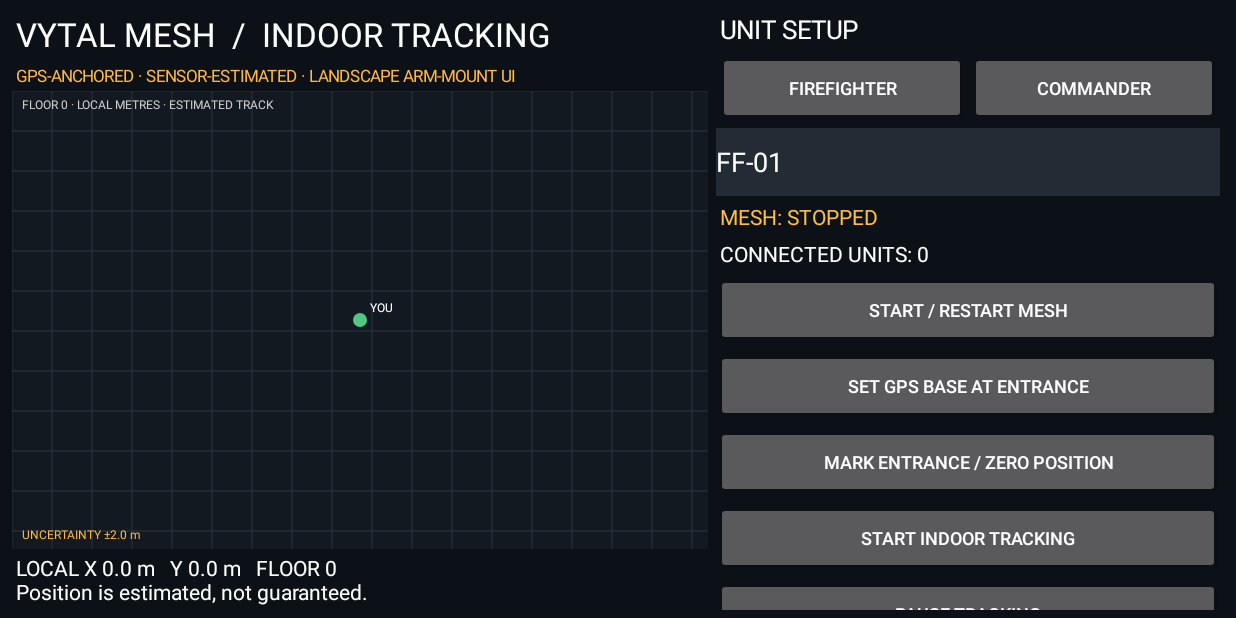
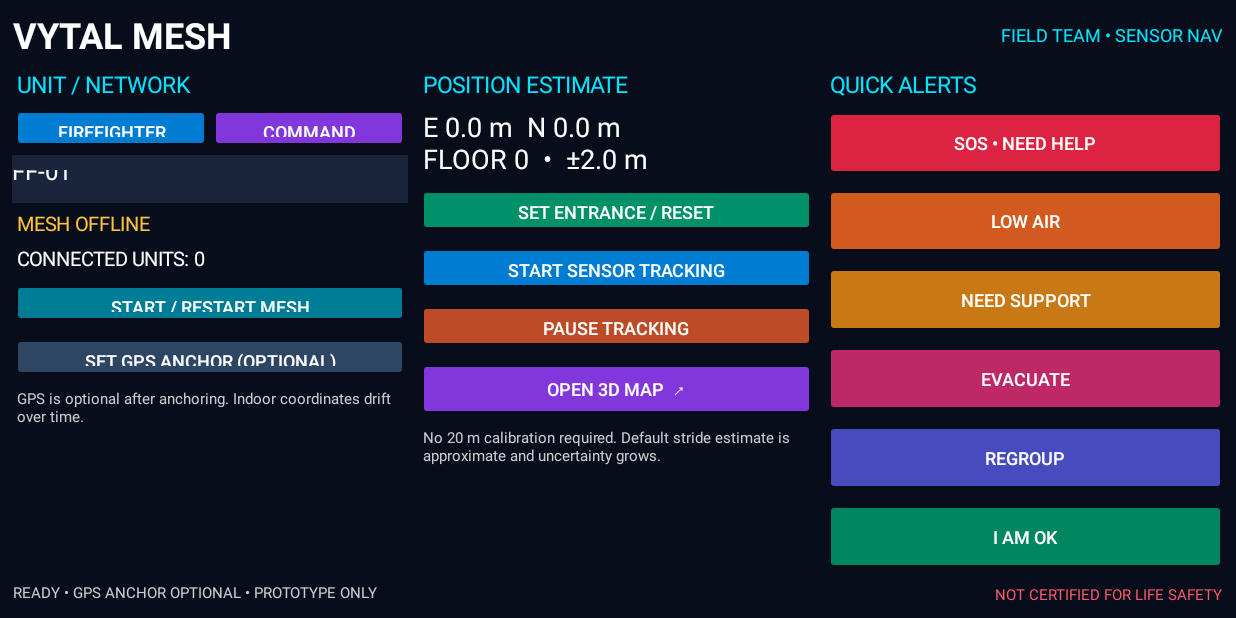
Before and after one commit to MD7parvez/vytal-mesh, an Android app: the screen it shows after launch (MainActivity), on a phone screen of 824 x 412 dp (held sideways). Run offline under Robolectric (Android 15) with nearby library versions, the phone set to English and light mode, and no system bars.

Commit message:
Add vibrant full-screen landscape dashboard and dedicated 3D map

```diff
--- a/app/src/main/java/com/vytal/mesh/MainActivity.kt
+++ b/app/src/main/java/com/vytal/mesh/MainActivity.kt
@@ -12,10 +12,14 @@ import android.os.Bundle
 import android.graphics.Canvas
 import android.graphics.Color
 import android.graphics.Paint
+import android.graphics.Path
 import android.view.View
 import android.view.ViewGroup
 import android.widget.*
+import kotlin.math.cos
+import kotlin.math.sin
 import kotlin.math.min
+import kotlin.math.max
 
 class MainActivity : Activity() {
     private var role = "FIREFIGHTER"
@@ -26,133 +30,174 @@ class MainActivity : Activity() {
     private lateinit var peersView: TextView
     private lateinit var positionView: TextView
     private lateinit var logView: TextView
-    private lateinit var mapView: MapView
-    private var x = 0.0; private var y = 0.0; private var floor = 0
-    private var heading = 0.0; private var uncertainty = 2.0
-    private var baseLat = Double.NaN; private var baseLon = Double.NaN
-    private var gpsManager: LocationManager? = null
-    private val gpsSamples = mutableListOf<Location>()
-    private var gpsListener: LocationListener? = null
-    private val team = linkedMapOf<String, TeamPosition>()
-    data class TeamPosition(val x: Double, val y: Double, val floor: Int, val uncertainty: Double)
+    private lateinit var root: LinearLayout
+    private lateinit var dashboard: LinearLayout
+    private lateinit var mapScreen: LinearLayout
+    private lateinit var mapView: Map3DView
+    private var x=0.0; private var y=0.0; private var floor=0
+    private var heading=0.0; private var uncertainty=2.0
+    private var baseLat=Double.NaN; private var baseLon=Double.NaN
+    private var gpsManager:LocationManager?=null
+    private val gpsSamples=mutableListOf<Location>()
+    private var gpsListener:LocationListener?=null
+    private val team=linkedMapOf<String,TeamPosition>()
+    private val trail=mutableListOf<Point3>()
+    data class TeamPosition(val x:Double,val y:Double,val floor:Int,val uncertainty:Double)
+    data class Point3(val x:Double,val y:Double,val z:Double)
 
-    private val requiredPermissions: Array<String> get() {
-        val p = mutableListOf(Manifest.permission.ACCESS_FINE_LOCATION)
-        if (Build.VERSION.SDK_INT >= 31) { p += Manifest.permission.BLUETOOTH_SCAN; p += Manifest.permission.BLUETOOTH_CONNECT; p += Manifest.permission.BLUETOOTH_ADVERTISE }
-        if (Build.VERSION.SDK_INT >= 33) p += Manifest.permission.NEARBY_WIFI_DEVICES
+    private val requiredPermissions:Array<String> get(){
+        val p=mutableListOf(Manifest.permission.ACCESS_FINE_LOCATION)
+        if(Build.VERSION.SDK_INT>=31){p+=Manifest.permission.BLUETOOTH_SCAN;p+=Manifest.permission.BLUETOOTH_CONNECT;p+=Manifest.permission.BLUETOOTH_ADVERTISE}
+        if(Build.VERSION.SDK_INT>=33)p+=Manifest.permission.NEARBY_WIFI_DEVICES
         return p.toTypedArray()
     }
 
-    override fun onCreate(savedInstanceState: Bundle?) {
-        super.onCreate(savedInstanceState)
-        requestedOrientation = ActivityInfo.SCREEN_ORIENTATION_LANDSCAPE
-        buildUi()
+    override fun onCreate(savedInstanceState:Bundle?){super.onCreate(savedInstanceState);requestedOrientation=ActivityInfo.SCREEN_ORIENTATION_LANDSCAPE;window.statusBarColor=Color.rgb(10,16,32);window.navigationBarColor=Color.rgb(10,16,32);buildUi()}
+
+    private fun buildUi(){
+        root=LinearLayout(this).apply{orientation=LinearLayout.VERTICAL;setBackgroundColor(Color.rgb(8,13,28));setPadding(8,6,8,6)}
+        setContentView(root)
+        dashboard=LinearLayout(this).apply{orientation=LinearLayout.VERTICAL}
+        val header=LinearLayout(this).apply{orientation=LinearLayout.HORIZONTAL;gravity=android.view.Gravity.CENTER_VERTICAL}
+        val title=label("VYTAL MESH",24,Color.WHITE);title.setTypeface(null,android.graphics.Typeface.BOLD)
+        header.addView(title,LinearLayout.LayoutParams(0,ViewGroup.LayoutParams.WRAP_CONTENT,1f))
+        header.addView(label("FIELD TEAM • SENSOR NAV",12,Color.rgb(0,229,255)))
+        dashboard.addView(header)
+        val body=LinearLayout(this).apply{orientation=LinearLayout.HORIZONTAL}
+        dashboard.addView(body,LinearLayout.LayoutParams(-1,0,1f))
+        val left=LinearLayout(this).apply{orientation=LinearLayout.VERTICAL;setPadding(4,2,6,2)}
+        val mid=LinearLayout(this).apply{orientation=LinearLayout.VERTICAL;setPadding(4,2,6,2)}
+        val right=LinearLayout(this).apply{orientation=LinearLayout.VERTICAL;setPadding(4,2,2,2)}
+        body.addView(left,LinearLayout.LayoutParams(0,-1,1f));body.addView(mid,LinearLayout.LayoutParams(0,-1,1f));body.addView(right,LinearLayout.LayoutParams(0,-1,1f))
+        left.addView(label("UNIT / NETWORK",15,Color.rgb(0,229,255)))
+        val roleRow=LinearLayout(this).apply{orientation=LinearLayout.HORIZONTAL}
+        roleRow.addView(button("FIREFIGHTER",Color.rgb(0,125,210)){role="FIREFIGHTER"},LinearLayout.LayoutParams(0,48,1f))
+        roleRow.addView(button("COMMAND",Color.rgb(130,55,220)){role="COMMANDER"},LinearLayout.LayoutParams(0,48,1f));left.addView(roleRow)
+        unitInput=EditText(this).apply{hint="Unit ID";setText("FF-01");setSingleLine(true);textSize=16f;setTextColor(Color.WHITE);setHintTextColor(Color.LTGRAY);setBackgroundColor(Color.rgb(26,37,61))}
+        left.addView(unitInput,lp(48))
+        statusView=label("MESH OFFLINE",13,Color.rgb(255,195,60));peersView=label("CONNECTED UNITS: 0",13,Color.WHITE)
+        left.addView(statusView);left.addView(peersView)
+        left.addView(button("START / RESTART MESH",Color.rgb(0,125,150)){startMesh()},lp(48))
+        left.addView(button("SET GPS ANCHOR (OPTIONAL)",Color.rgb(45,70,100)){requestGpsBase()},lp(48))
+        left.addView(label("GPS is optional after anchoring. Indoor coordinates drift over time.",10,Color.LTGRAY))
+        mid.addView(label("POSITION ESTIMATE",15,Color.rgb(0,229,255)))
+        positionView=label("E 0.0 m  N 0.0 m\nFLOOR 0  •  ±2.0 m",18,Color.WHITE)
+        mid.addView(positionView)
+        mid.addView(button("SET ENTRANCE / RESET",Color.rgb(0,145,105)){if(tracker==null)startTracking();tracker?.setEntranceReference();x=0.0;y=0.0;floor=0;uncertainty=1.0;trail.clear();trail.add(Point3(0.0,0.0,0.0));updatePosition("Entrance origin reset.")},lp(52))
+        mid.addView(button("START SENSOR TRACKING",Color.rgb(0,125,210)){startTracking()},lp(52))
+        mid.addView(button("PAUSE TRACKING",Color.rgb(190,75,40)){tracker?.stop();tracker=null;appendLog("Tracking paused")},lp(52))
+        mid.addView(button("OPEN 3D MAP  ↗",Color.rgb(130,55,220)){show3DMap()},lp(62))
+        mid.addView(label("No 20 m calibration required. Default stride estimate is approximate and uncertainty grows.",10,Color.LTGRAY))
+        right.addView(label("QUICK ALERTS",15,Color.rgb(0,229,255)))
+        listOf("SOS • NEED HELP","LOW AIR","NEED SUPPORT","EVACUATE","REGROUP","I AM OK").forEachIndexed{index,msg->
+            val colors=listOf(Color.rgb(220,35,65),Color.rgb(210,90,30),Color.rgb(200,120,20),Color.rgb(190,40,100),Color.rgb(70,75,190),Color.rgb(0,135,95))
+            right.addView(button(msg,colors[index]){mesh?.sendText(msg);appendLog("Sent: $msg")},LinearLayout.LayoutParams(-1,0,1f).apply{setMargins(0,2,0,2)})
+        }
+        val bottom=LinearLayout(this).apply{orientation=LinearLayout.HORIZONTAL;gravity=android.view.Gravity.CENTER_VERTICAL}
+        dashboard.addView(bottom,LinearLayout.LayoutParams(-1,34))
+        logView=label("READY • GPS ANCHOR OPTIONAL • PROTOTYPE ONLY",10,Color.LTGRAY)
+        bottom.addView(logView,LinearLayout.LayoutParams(0,-1,1f))
+        bottom.addView(label("NOT CERTIFIED FOR LIFE SAFETY",10,Color.rgb(255,90,110)))
+        root.addView(dashboard,LinearLayout.LayoutParams(-1,-1))
     }
 
-    private fun buildUi() {
-        val root = LinearLayout(this).apply { orientation = LinearLayout.HORIZONTAL; setPadding(12, 8, 12, 8); setBackgroundColor(Color.rgb(12,17,23)) }
-        setContentView(root)
-        val left = LinearLayout(this).apply { orientation = LinearLayout.VERTICAL }
-        val scroll = ScrollView(this)
-        val right = LinearLayout(this).apply { orientation = LinearLayout.VERTICAL; setPadding(8,0,4,0) }
-        scroll.addView(right)
-        root.addView(left, LinearLayout.LayoutParams(0,-1,1.35f)); root.addView(scroll, LinearLayout.LayoutParams(0,-1,1f))
-        left.addView(label("VYTAL MESH  /  INDOOR TRACKING",22,Color.WHITE))
-        left.addView(label("GPS-ANCHORED · SENSOR-ESTIMATED · LANDSCAPE ARM-MOUNT UI",11,Color.rgb(255,184,70)))
-        mapView = MapView(); left.addView(mapView, LinearLayout.LayoutParams(-1,0,1f))
-        positionView = label("LOCAL X 0.0 m   Y 0.0 m   FLOOR 0\nPosition is estimated, not guaranteed.",14,Color.WHITE); left.addView(positionView)
-        right.addView(label("UNIT SETUP",17,Color.WHITE))
-        val roleRow = LinearLayout(this)
-        roleRow.addView(button("FIREFIGHTER") { role="FIREFIGHTER" }, weightParams())
-        roleRow.addView(button("COMMANDER") { role="COMMANDER" }, weightParams()); right.addView(roleRow)
-        unitInput = EditText(this).apply { hint="Unit ID"; setText("FF-01"); setSingleLine(true); setTextColor(Color.WHITE); setHintTextColor(Color.GRAY); setBackgroundColor(Color.rgb(35,43,53)) }
-        right.addView(unitInput, marginParams())
-        statusView = label("MESH: STOPPED",14,Color.rgb(255,190,70)); peersView = label("CONNECTED UNITS: 0",14,Color.WHITE)
-        right.addView(statusView); right.addView(peersView)
-        right.addView(button("START / RESTART MESH") { startMesh() }, marginParams())
-        right.addView(button("SET GPS BASE AT ENTRANCE") { requestGpsBase() }, marginParams())
-        right.addView(button("MARK ENTRANCE / ZERO POSITION") { if(tracker==null) startTracking(); tracker?.setEntranceReference(); x=0.0; y=0.0; uncertainty=1.0; updatePosition("Entrance origin set. Keep this origin consistent across all units.") }, marginParams())
-        right.addView(button("START INDOOR TRACKING") { startTracking() }, marginParams())
-        right.addView(button("PAUSE TRACKING") { tracker?.stop(); tracker=null; appendLog("Sensor tracking paused") }, marginParams())
-        right.addView(button("BEGIN 20 m STEP CALIBRATION") { tracker?.beginStepCalibration(); appendLog("Walk exactly 20 m, then press FINISH CALIBRATION.") }, marginParams())
-        right.addView(button("FINISH STEP CALIBRATION") { val v=tracker?.finishStepCalibration(); if(v!=null) appendLog("Step length saved: %.2f m".format(v)) }, marginParams())
-        right.addView(label("QUICK MESSAGES",16,Color.WHITE))
-        listOf("NEED HELP","LOW AIR","NEED SUPPORT","EVACUATE NOW","REGROUP AT ENTRANCE","OK").forEach { m -> right.addView(button(m) { mesh?.sendText(m) }, marginParams()) }
-        val custom = EditText(this).apply { hint="Custom test message"; setTextColor(Color.WHITE); setHintTextColor(Color.GRAY); setBackgroundColor(Color.rgb(35,43,53)) }
-        right.addView(custom,marginParams())
-        right.addView(button("SEND MESSAGE") { val m=custom.text.toString().trim(); if(m.isNotEmpty()) mesh?.sendText(m); custom.text.clear() },marginParams())
-        right.addView(label("EVENT LOG",16,Color.WHITE))
-        logView=label("Ready. Collect GPS outdoors, mark the entrance, then track indoors.",12,Color.LTGRAY); right.addView(logView)
-        right.addView(label("PROTOTYPE ONLY — NOT CERTIFIED FOR EMERGENCY USE.",11,Color.rgb(255,90,75)))
+    private fun show3DMap(){
+        root.removeAllViews()
+        mapScreen=LinearLayout(this).apply{orientation=LinearLayout.VERTICAL;setBackgroundColor(Color.rgb(6,10,24))}
+        val bar=LinearLayout(this).apply{orientation=LinearLayout.HORIZONTAL;gravity=android.view.Gravity.CENTER_VERTICAL}
+        bar.addView(label("VYTAL • 3D TRACK MAP",20,Color.WHITE),LinearLayout.LayoutParams(0,52,1f))
+        bar.addView(button("BACK TO DASHBOARD",Color.rgb(0,125,210)){showDashboard()},LinearLayout.LayoutParams(220,52))
+        mapScreen.addView(bar)
+        mapView=Map3DView()
+        mapScreen.addView(mapView,LinearLayout.LayoutParams(-1,0,1f))
+        val info=label("3D trajectory + estimated floors • sensors do not detect walls or room geometry",11,Color.rgb(0,229,255))
+        mapScreen.addView(info,LinearLayout.LayoutParams(-1,28))
+        root.addView(mapScreen,LinearLayout.LayoutParams(-1,-1))
+        mapView.invalidate()
     }
+    private fun showDashboard(){root.removeAllViews();root.addView(dashboard,LinearLayout.LayoutParams(-1,-1))}
+    override fun onBackPressed(){if(::mapScreen.isInitialized && root.indexOfChild(mapScreen)>=0)showDashboard() else super.onBackPressed()}
 
-    private fun startMesh() {
-        if(requiredPermissions.any { checkSelfPermission(it)!=PackageManager.PERMISSION_GRANTED }) { requestPermissions(requiredPermissions,101); return }
-        val id=unitInput.text.toString().trim().ifBlank { "UNIT" }
-        mesh?.stop()
+    private fun startMesh(){
+        if(requiredPermissions.any{checkSelfPermission(it)!=PackageManager.PERMISSION_GRANTED}){requestPermissions(requiredPermissions,101);return}
+        val id=unitInput.text.toString().trim().ifBlank{"UNIT"};mesh?.stop()
         mesh=NearbyMesh(this,"$role-$id",
-            { s -> runOnUiThread { statusView.text="MESH: $s" } },
-            { m -> runOnUiThread { appendLog(m) } },
-            { n -> runOnUiThread { peersView.text="CONNECTED UNITS: $n" } },
-            { unit,px,py,pf,pu -> runOnUiThread { team[unit]=TeamPosition(px,py,pf,pu); mapView.invalidate(); appendLog("Position received: $unit floor $pf") } },
-            { lat,lon -> runOnUiThread { baseLat=lat; baseLon=lon; appendLog("Shared GPS anchor received: %.6f, %.6f".format(lat,lon)); updatePosition("Shared GPS anchor active.") } })
+            {s->runOnUiThread{statusView.text="MESH: $s"}},
+            {m->runOnUiThread{appendLog(m)}},
+            {n->runOnUiThread{peersView.text="CONNECTED UNITS: $n"}},
+            {unit,px,py,pf,pu->runOnUiThread{team[unit]=TeamPosition(px,py,pf,pu);if(::mapView.isInitialized)mapView.invalidate();appendLog("Position received: $unit • floor $pf")}},
+            {lat,lon->runOnUiThread{baseLat=lat;baseLon=lon;appendLog("GPS anchor received")}})
         mesh?.start()
     }
 
-    private fun requestGpsBase() {
-        if(checkSelfPermission(Manifest.permission.ACCESS_FINE_LOCATION)!=PackageManager.PERMISSION_GRANTED) { requestPermissions(requiredPermissions,101); return }
-        try {
-            gpsManager=getSystemService(LOCATION_SERVICE) as LocationManager; gpsSamples.clear()
-            gpsListener?.let { gpsManager?.removeUpdates(it) }
-            gpsListener=object: LocationListener {
-                override fun onLocationChanged(location: Location) {
-                    if(location.hasAccuracy() && location.accuracy<=25f) gpsSamples.add(location)
-                    statusView.text="GPS BASE: accurate fixes "+gpsSamples.size+"/5"
-                    if(gpsSamples.size>=5) {
-                        val a=gpsSamples.take(5); val lat=a.map{it.latitude}.average(); val lon=a.map{it.longitude}.average(); baseLat=lat; baseLon=lon; mesh?.sendBase(lat,lon)
-                        gpsManager?.removeUpdates(this)
-                        statusView.text="GPS BASE SET · mean accuracy %.1f m".format(a.map{it.accuracy}.average())
-                        appendLog("GPS anchor saved: %.6f, %.6f".format(lat,lon))
-                    }
-                }
-                override fun onProviderEnabled(provider:String) {}
-                override fun onProviderDisabled(provider:String) { statusView.text="GPS provider disabled" }
+    private fun requestGpsBase(){
+        if(checkSelfPermission(Manifest.permission.ACCESS_FINE_LOCATION)!=PackageManager.PERMISSION_GRANTED){requestPermissions(requiredPermissions,101);return}
+        try{
+            gpsManager=getSystemService(LOCATION_SERVICE) as LocationManager;gpsSamples.clear();gpsListener?.let{gpsManager?.removeUpdates(it)}
+            gpsListener=object:LocationListener{
+                override fun onLocationChanged(l:Location){if(l.hasAccuracy()&&l.accuracy<=25f)gpsSamples.add(l)
+                    statusView.text="GPS ANCHOR: ${gpsSamples.size}/5 fixes"
+                    if(gpsSamples.size>=5){val a=gpsSamples.take(5);baseLat=a.map{it.latitude}.average();baseLon=a.map{it.longitude}.average();gpsManager?.removeUpdates(this);mesh?.sendBase(baseLat,baseLon);statusView.text="GPS ANCHOR SAVED";appendLog("Outdoor GPS anchor saved")}}
+                override fun onProviderEnabled(p:String){}
+                override fun onProviderDisabled(p:String){statusView.text="GPS disabled"}
             }
             gpsManager?.requestLocationUpdates(LocationManager.GPS_PROVIDER,1000L,0f,gpsListener!!)
-            appendLog("Collecting five accurate GPS fixes. Stay outdoors with clear sky.")
-        } catch(e:Exception) { statusView.text="GPS error: "+(e.localizedMessage ?: "check permission") }
+        }catch(e:Exception){appendLog("GPS error: ${e.localizedMessage}")}
     }
 
-    private fun startTracking() {
-        if(tracker!=null) return
-        tracker=IndoorTracker(this,{ px,py,pf,hdg,unc,steps -> runOnUiThread {
-            x=px; y=py; floor=pf; heading=hdg; uncertainty=unc
-            updatePosition("Steps $steps · heading %.0f° · uncertainty ±%.1f m".format(hdg,unc))
-            mesh?.sendPosition(x,y,floor,unc,baseLat,baseLon); mapView.invalidate()
-        }},{ e -> runOnUiThread { appendLog(e) } })
-        tracker?.start()
+    private fun startTracking(){
+        if(tracker!=null)return
+        tracker=IndoorTracker(this,{px,py,pf,hdg,unc,steps->runOnUiThread{
+            x=px;y=py;floor=pf;heading=hdg;uncertainty=unc
+            val z=pf*3.2
+            if(trail.isEmpty()||kotlin.math.hypot(trail.last().x-x,trail.last().y-y)>0.15||trail.last().z!=z)trail.add(Point3(x,y,z))
+            if(trail.size>2500)trail.removeAt(0)
+            updatePosition("Steps $steps • heading ${hdg.toInt()}° • ±%.1f m".format(unc))
+            mesh?.sendPosition(x,y,floor,unc,baseLat,baseLon)
+            if(::mapView.isInitialized)mapView.invalidate()
+        }},{e->runOnUiThread{appendLog(e)}})
+        tracker?.start();appendLog("Sensor tracking started. No distance calibration required.")
     }
-    private fun updatePosition(detail:String) { val global=if(!baseLat.isNaN()&&!baseLon.isNaN()) "GPS %.6f, %.6f".format(baseLat+y/111111.0,baseLon+x/(111111.0*kotlin.math.cos(Math.toRadians(baseLat)).coerceAtLeast(0.01))) else "GPS anchor not set"; positionView.text="LOCAL E %.1f m   N %.1f m   FLOOR %d\\n%s\\n%s".format(x,y,floor,global,detail); mapView.invalidate() }
-    private fun appendLog(s:String) { if(::logView.isInitialized) logView.append("\n"+s) }
-    override fun onRequestPermissionsResult(r:Int,p:Array<out String>,g:IntArray) { super.onRequestPermissionsResult(r,p,g); if(r==101) { if(requiredPermissions.all{checkSelfPermission(it)==PackageManager.PERMISSION_GRANTED}) statusView.text="Permissions granted; start mesh or GPS base." else statusView.text="Location and nearby permissions required." } }
-    override fun onDestroy() { tracker?.stop(); gpsListener?.let{gpsManager?.removeUpdates(it)}; mesh?.stop(); super.onDestroy() }
+    private fun updatePosition(detail:String){
+        val global=if(!baseLat.isNaN()&&!baseLon.isNaN())"GPS anchor: %.6f, %.6f".format(baseLat+y/111111.0,baseLon+x/(111111.0*cos(Math.toRadians(baseLat)).coerceAtLeast(.01))) else "GPS anchor optional / not set"
+        positionView.text="E %.1f m   N %.1f m   FLOOR %d\n%s\n%s".format(x,y,floor,global,detail)
+        if(::mapView.isInitialized)mapView.invalidate()
+    }
+    private fun appendLog(s:String){if(::logView.isInitialized)logView.text=s}
+    override fun onRequestPermissionsResult(r:Int,p:Array<out String>,g:IntArray){super.onRequestPermissionsResult(r,p,g);if(r==101){if(requiredPermissions.all{checkSelfPermission(it)==PackageManager.PERMISSION_GRANTED})statusView.text="PERMISSIONS READY" else statusView.text="Permissions needed"}}
+    override fun onDestroy(){tracker?.stop();gpsListener?.let{gpsManager?.removeUpdates(it)};mesh?.stop();super.onDestroy()}
 
-    private fun label(t:String,size:Int,c:Int)=TextView(this).apply{ text=t;textSize=size.toFloat();setTextColor(c);setPadding(4,4,4,4) }
-    private fun button(t:String,a:()->Unit)=Button(this).apply{text=t;textSize=12f;minHeight=44;setOnClickListener{a()}}
-    private fun marginParams()=LinearLayout.LayoutParams(-1,ViewGroup.LayoutParams.WRAP_CONTENT).apply{setMargins(0,2,0,2)}
-    private fun weightParams()=LinearLayout.LayoutParams(0,ViewGroup.LayoutParams.WRAP_CONTENT,1f).apply{setMargins(2,2,2,2)}
+    private fun label(t:String,size:Int,c:Int)=TextView(this).apply{text=t;textSize=size.toFloat();setTextColor(c);setPadding(5,4,5,4)}
+    private fun button(t:String,color:Int,a:()->Unit)=Button(this).apply{text=t;textSize=12f;isAllCaps=false;setTextColor(Color.WHITE);backgroundTintList=android.content.res.ColorStateList.valueOf(color);minHeight=44;setOnClickListener{a()}}
+    private fun lp(h:Int)=LinearLayout.LayoutParams(-1,h).apply{setMargins(0,3,0,3)}
 
-    private inner class MapView:View(this@MainActivity) {
+    private inner class Map3DView:View(this@MainActivity){
         private val p=Paint(Paint.ANTI_ALIAS_FLAG)
-        override fun onDraw(c:Canvas) {
-            super.onDraw(c); c.drawColor(Color.rgb(18,25,33)); val w=width.toFloat(); val h=height.toFloat()
-            p.color=Color.rgb(42,54,66);p.strokeWidth=1f
-            var gx=0f;while(gx<w){c.drawLine(gx,0f,gx,h,p);gx+=40f};var gy=0f;while(gy<h){c.drawLine(0f,gy,w,gy,p);gy+=40f}
-            p.color=Color.LTGRAY;p.textSize=12f;c.drawText("FLOOR $floor · LOCAL METRES · ESTIMATED TRACK",10f,18f,p)
-            val scale=min(w,h)/24f;val cx=w/2f;val cy=h/2f
-            p.color=Color.rgb(80,200,130);p.style=Paint.Style.FILL;c.drawCircle(cx,cy,7f,p);p.color=Color.WHITE;c.drawText("YOU",cx+10f,cy-8f,p)
-            team.forEach{(name,q)->if(q.floor==floor){val tx=cx+((q.x-x)*scale).toFloat();val ty=cy-((q.y-y)*scale).toFloat();p.color=Color.rgb(255,185,65);c.drawCircle(tx,ty,6f,p);p.color=Color.WHITE;c.drawText(name.take(10),tx+8f,ty-5f,p)}}
-            p.color=Color.rgb(255,185,65);c.drawText("UNCERTAINTY ±%.1f m".format(uncertainty),10f,h-10f,p)
+        private fun project(pt:Point3,cx:Float,cy:Float,scale:Float):Pair<Float,Float>{
+            // Isometric 3D projection: north/east are horizontal axes; floor height is vertical.
+            val sx=cx+(pt.x- x).toFloat()*scale*.82f-(pt.y-y).toFloat()*scale*.52f
+            val sy=cy+(pt.x-x).toFloat()*scale*.30f+(pt.y-y).toFloat()*scale*.30f-pt.z.toFloat()*scale*.95f
+            return sx to sy
+        }
+        override fun onDraw(c:Canvas){
+            super.onDraw(c);c.drawColor(Color.rgb(6,10,24));val w=width.toFloat();val h=height.toFloat()
+            // Glowing-style grid and floor planes
+            p.strokeWidth=1f;p.color=Color.rgb(25,53,85)
+            val cx=w*.5f;val cy=h*.62f;val scale=min(w,h)/22f
+            for(i in -12..12){val a=project(Point3(i*2.0,-24.0,0.0),cx,cy,scale);val b=project(Point3(i*2.0,24.0,0.0),cx,cy,scale);c.drawLine(a.first,a.second,b.first,b.second,p)
+                val d=project(Point3(-24.0,i*2.0,0.0),cx,cy,scale);val e=project(Point3(24.0,i*2.0,0.0),cx,cy,scale);c.drawLine(d.first,d.second,e.first,e.second,p)}
+            for(f in -2..8){val z=f*3.2;val a=project(Point3(-22.0,-22.0,z),cx,cy,scale);val b=project(Point3(22.0,-22.0,z),cx,cy,scale);val d=project(Point3(22.0,22.0,z),cx,cy,scale);val e=project(Point3(-22.0,22.0,z),cx,cy,scale)
+                p.color=if(f==floor)Color.rgb(0,120,135) else Color.rgb(18,37,59);p.style=Paint.Style.STROKE;p.strokeWidth=if(f==floor)2f else 1f
+                val path=Path().apply{moveTo(a.first,a.second);lineTo(b.first,b.second);lineTo(d.first,d.second);lineTo(e.first,e.second);close()};c.drawPath(path,p)
+                p.style=Paint.Style.FILL;p.color=Color.rgb(0,229,255);p.textSize=11f;c.drawText("FLOOR $f",a.first+5,a.second-3,p)}
+            // Full 3D path trail
+            if(trail.size>1){p.style=Paint.Style.STROKE;p.strokeWidth=4f;p.color=Color.rgb(0,245,180);val path=Path()
+                trail.forEachIndexed{i,pt->val q=project(pt,cx,cy,scale);if(i==0)path.moveTo(q.first,q.second)else path.lineTo(q.first,q.second)};c.drawPath(path,p);p.style=Paint.Style.FILL
+                trail.filterIndexed{i,_->i%max(1,trail.size/100)==0}.forEach{pt->val q=project(pt,cx,cy,scale);p.color=Color.rgb(0,229,255);c.drawCircle(q.first,q.second,3f,p)}}
+            val me=project(Point3(x,y,floor*3.2),cx,cy,scale);p.color=Color.rgb(255,55,110);c.drawCircle(me.first,me.second,9f,p);p.color=Color.WHITE;p.textSize=14f;c.drawText("YOU",me.first+12,me.second-8,p)
+            team.forEach{(name,t)->val q=project(Point3(t.x,t.y,t.floor*3.2),cx,cy,scale);p.color=Color.rgb(255,180,45);c.drawCircle(q.first,q.second,7f,p);p.color=Color.WHITE;p.textSize=11f;c.drawText(name.take(10),q.first+9,q.second-6,p)}
+            p.color=Color.rgb(0,229,255);p.textSize=13f;c.drawText("3D DEAD-RECKONED TRACK  •  FLOOR $floor  •  ±%.1f m".format(uncertainty),12f,h-14f,p)
+            p.color=Color.LTGRAY;p.textSize=11f;c.drawText("Isometric view • vertical level is estimated from barometric pressure",12f,18f,p)
         }
     }
 }
```
